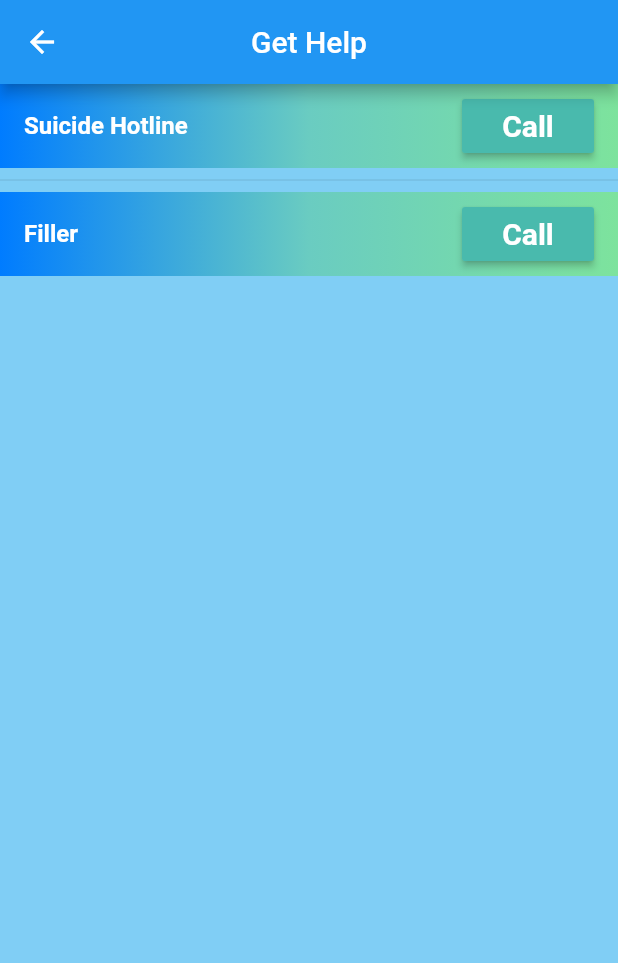
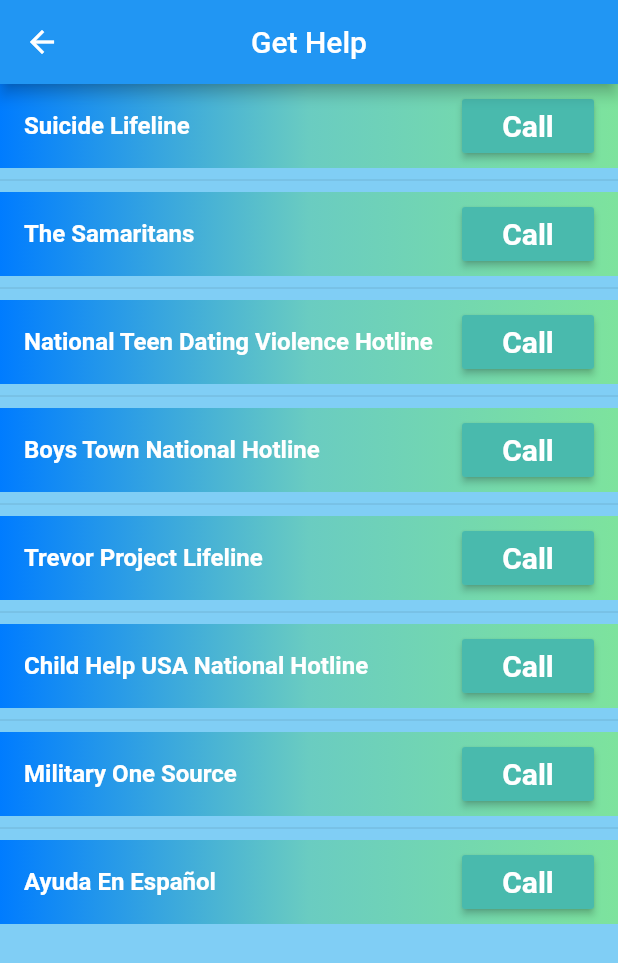
Before and after one commit to Rene-A/Self_Get_Well, a Flutter app: the HelpPage screen opened directly, on a phone screen of 412 x 824 dp. Shown: the top 963 px of the screen. Run offline on Flutter 3.47's test engine with Material 2 defaults, Android fonts, the phone set to English and light mode, and no system bars; our stand-ins replace charts_flutter, sqflite; missing offline and left inert: flutter_phone_direct_caller; accounts and stored records are empty.

Commit message:
Added final contact help lines to the get help page

```diff
--- a/lib/views/help.dart
+++ b/lib/views/help.dart
@@ -18,8 +18,9 @@ class HelpPage extends StatelessWidget {
 
 class CallPanel extends StatelessWidget {
   //Add new numbers and names to these lists, in order
-  final List<String> callTargets = ['Suicide Hotline', 'Filler'];
-  final List<String> numbers = ['8002738255', 'XXXXXXXXX'];
+  final List<String> callTargets = ['Suicide Lifeline', 'The Samaritans', 'National Teen Dating Violence Hotline', 'Boys Town National Hotline', 'Trevor Project Lifeline',
+  'Child Help USA National Hotline', 'Military One Source', 'Ayuda En Espa\u00F1ol'];
+  final List<String> numbers = ['8002738255', '8778704673', '8663319474', '8004483000', '8664887386', '8004224453', '8003429647', '8886289454'];
 
   @override
   Widget build(BuildContext context) {
```
Also changed, not shown: pubspec.lock.
